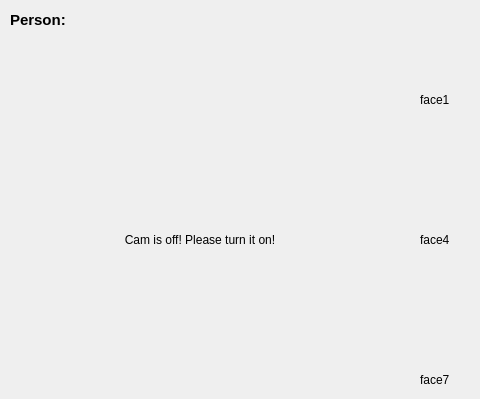
Before: the Qt Designer form faceDemo/detect.ui in dreamcity/FaceDetectRecoginze, drawn with Qt 5; both pictures show x 0 to 480 and y 0 to 399 of the 1000 by 540 pixel window.
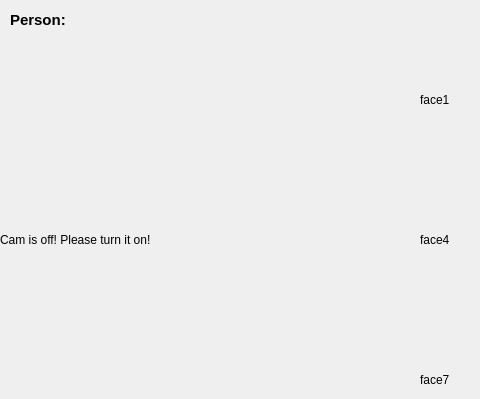
After: the same form once the commit is applied.

Patch:
```diff
--- a/faceDemo/detect.ui
+++ b/faceDemo/detect.ui
@@ -95,7 +95,7 @@
     <string>Cam is off! Please turn it on!</string>
    </property>
    <property name="alignment">
-    <set>Qt::AlignCenter</set>
+    <set>Qt::AlignJustify|Qt::AlignVCenter</set>
    </property>
   </widget>
   <widget class="QPushButton" name="startCam">
```
